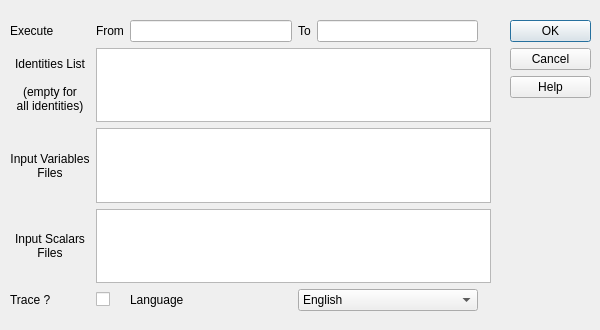
Qt form gui/menu/compute/compute_identities.ui (plan-be/iode) before a commit.
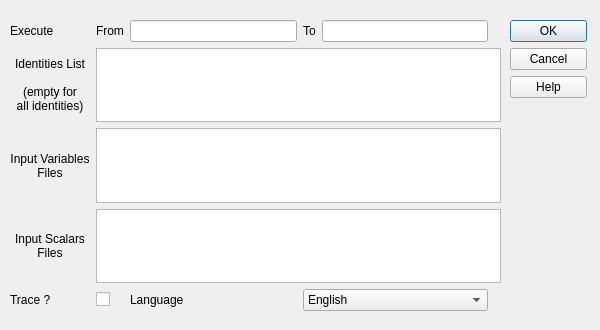
The same form after that commit. Icons and pictures are not drawn. Custom widgets are drawn as their Qt base class.

Commit message: GUI: (Compute Menu) added missing keyboard shortcuts

```diff
--- a/gui/menu/compute/compute_identities.ui
+++ b/gui/menu/compute/compute_identities.ui
@@ -32,28 +32,12 @@
    <iconset>
     <normaloff>icons/Iodenew.ico</normaloff>icons/Iodenew.ico</iconset>
   </property>
-  <widget class="QDialogButtonBox" name="buttonBox">
-   <property name="geometry">
-    <rect>
-     <x>510</x>
-     <y>20</y>
-     <width>81</width>
-     <height>91</height>
-    </rect>
-   </property>
-   <property name="orientation">
-    <enum>Qt::Vertical</enum>
-   </property>
-   <property name="standardButtons">
-    <set>QDialogButtonBox::Cancel|QDialogButtonBox::Help|QDialogButtonBox::Ok</set>
-   </property>
-  </widget>
   <widget class="QWidget" name="layoutWidget">
    <property name="geometry">
     <rect>
      <x>10</x>
      <y>20</y>
-     <width>481</width>
+     <width>491</width>
      <height>291</height>
     </rect>
    </property>
@@ -202,6 +186,79 @@
     </item>
    </layout>
   </widget>
+  <widget class="QWidget" name="layoutWidget_2">
+   <property name="geometry">
+    <rect>
+     <x>510</x>
+     <y>20</y>
+     <width>77</width>
+     <height>291</height>
+    </rect>
+   </property>
+   <layout class="QVBoxLayout" name="verticalLayout">
+    <item>
+     <widget class="QPushButton" name="OKButton">
+      <property name="sizePolicy">
+       <sizepolicy hsizetype="Fixed" vsizetype="Fixed">
+        <horstretch>0</horstretch>
+        <verstretch>0</verstretch>
+       </sizepolicy>
+      </property>
+      <property name="text">
+       <string>OK</string>
+      </property>
+      <property name="shortcut">
+       <string>F10</string>
+      </property>
+     </widget>
+    </item>
+    <item>
+     <widget class="QPushButton" name="cancelButton">
+      <property name="sizePolicy">
+       <sizepolicy hsizetype="Fixed" vsizetype="Fixed">
+        <horstretch>0</horstretch>
+        <verstretch>0</verstretch>
+       </sizepolicy>
+      </property>
+      <property name="text">
+       <string>Cancel</string>
+      </property>
+      <property name="shortcut">
+       <string>Esc</string>
+      </property>
+     </widget>
+    </item>
+    <item>
+     <widget class="QPushButton" name="helpButton">
+      <property name="sizePolicy">
+       <sizepolicy hsizetype="Fixed" vsizetype="Fixed">
+        <horstretch>0</horstretch>
+        <verstretch>0</verstretch>
+       </sizepolicy>
+      </property>
+      <property name="text">
+       <string>Help</string>
+      </property>
+      <property name="shortcut">
+       <string>F1</string>
+      </property>
+     </widget>
+    </item>
+    <item>
+     <spacer name="verticalSpacer">
+      <property name="orientation">
+       <enum>Qt::Vertical</enum>
+      </property>
+      <property name="sizeHint" stdset="0">
+       <size>
+        <width>20</width>
+        <height>40</height>
+       </size>
+      </property>
+     </spacer>
+    </item>
+   </layout>
+  </widget>
  </widget>
  <customwidgets>
   <customwidget>
```
Left out of the diff: 24 changed lines with no effect on the pictures. The commit also changes 4 other files.
